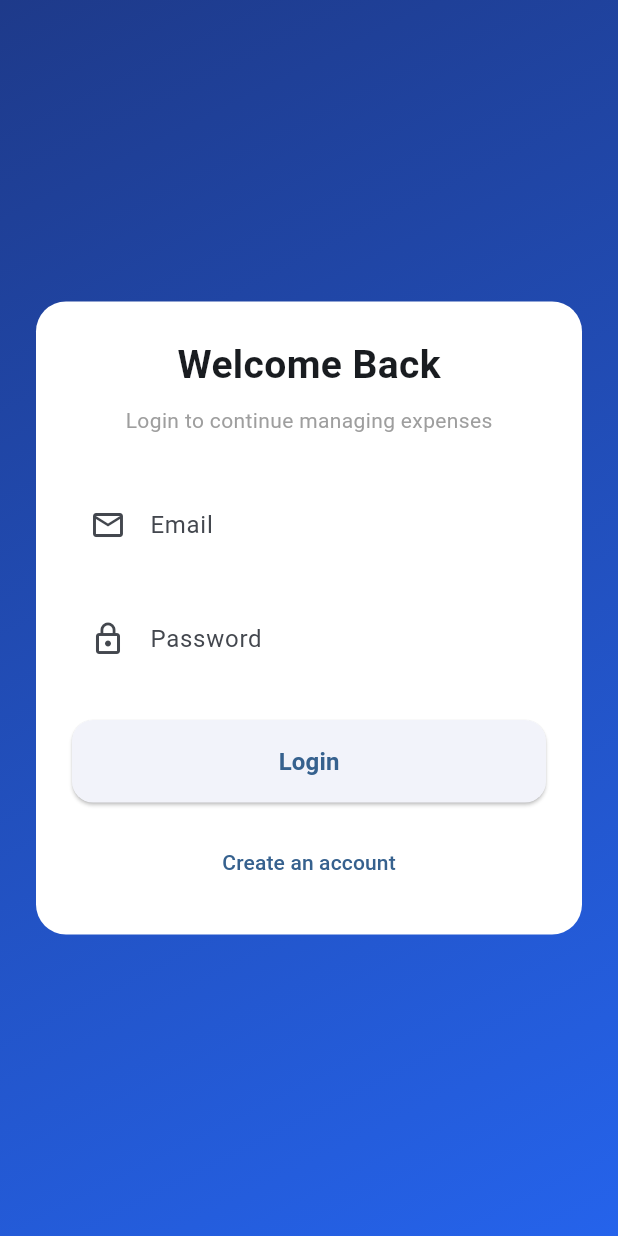
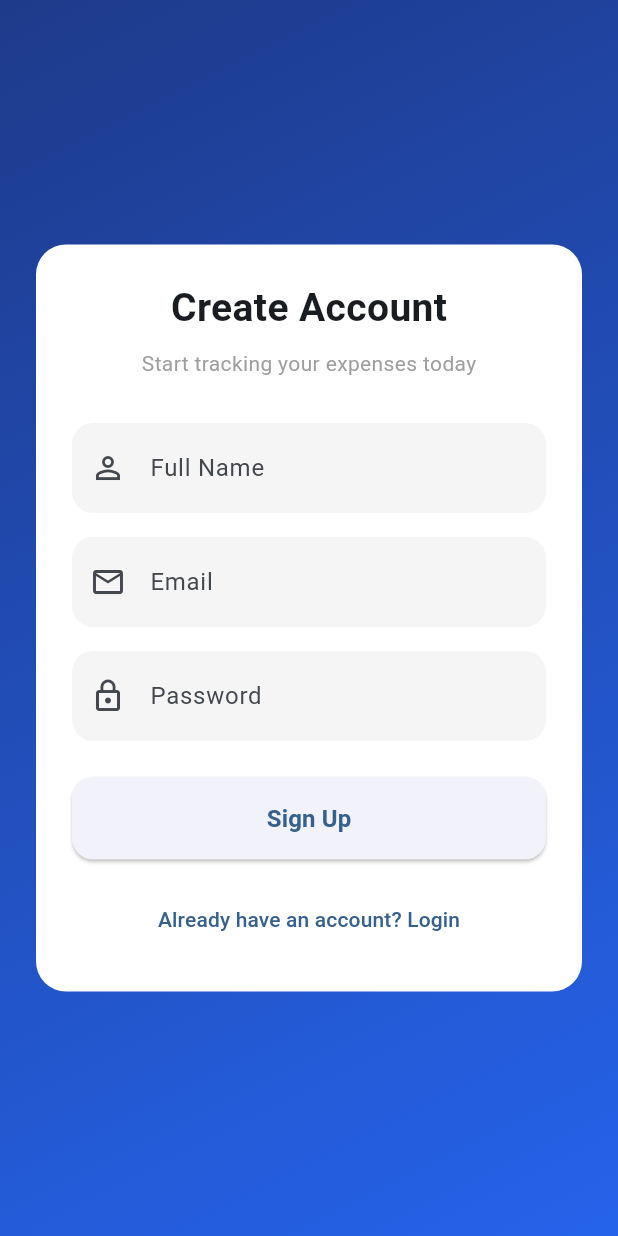
Before and after one commit to Amez-Khan/smart-expense-manager, a Flutter app: the screen it shows after launch, after a tap on "Create an account", on a phone screen of 412 x 824 dp. Run offline on Flutter 3.47's test engine with Material 3 defaults, Android fonts, the phone set to English and light mode, and no system bars; our stand-ins replace firebase_auth, firebase_core; accounts and stored records are empty.

Commit message:
feat: implement complete firebase auth flow with email verification, secure routing, and styled UI

```diff
--- /dev/null
+++ b/lib/features/auth/presentation/pages/auth_gate.dart
@@ -0,0 +1,38 @@
+import 'package:flutter/material.dart';
+import 'package:firebase_auth/firebase_auth.dart';
+import 'dashboard_page.dart';
+import 'login_page.dart';
+import 'verify_email_page.dart'; // Import the new page
+
+class AuthGate extends StatelessWidget {
+  const AuthGate({super.key});
+
+  @override
+  Widget build(BuildContext context) {
+    return StreamBuilder<User?>(
+      // ARCHITECT FIX: Changed from authStateChanges() to userChanges()
+      // Now it will instantly rebuild the UI when reload() is called!
+      stream: FirebaseAuth.instance.userChanges(),
+      builder: (context, snapshot) {
+        if (snapshot.connectionState == ConnectionState.waiting) {
+          return const Scaffold(
+            body: Center(child: CircularProgressIndicator()),
+          );
+        }
+
+        if (snapshot.hasData) {
+          // ARCHITECT FIX: Check if the email is actually verified
+          final user = snapshot.data!;
+          if (!user.emailVerified) {
+            // Block them from the Dashboard and show the verification screen
+            return const VerifyEmailPage();
+          }
+
+          return const DashboardPage();
+        }
+
+        return const LoginPage();
+      },
+    );
+  }
+}
--- a/lib/features/auth/presentation/pages/register_page.dart
+++ b/lib/features/auth/presentation/pages/register_page.dart
@@ -0,0 +1,172 @@
+import 'package:flutter/material.dart';
+import '../../services/auth_service.dart';
+import '../widget/auth_button.dart';
+import '../widget/auth_text_field.dart';
+
+
+class RegisterPage extends StatefulWidget {
+  const RegisterPage({super.key});
+
+  @override
+  State<RegisterPage> createState() => _RegisterPageState();
+}
+
+class _RegisterPageState extends State<RegisterPage> {
+  // GlobalKey is required to trigger the validators inside the Form
+  final _formKey = GlobalKey<FormState>();
+
+  final _nameController = TextEditingController();
+  final _emailController = TextEditingController();
+  final _passwordController = TextEditingController();
+
+  // 1. Instantiate the service and add a loading boolean
+  final AuthService _authService = AuthService();
+  bool _isLoading = false;
+
+  @override
+  void dispose() {
+    // Architect Rule: ALWAYS dispose controllers to prevent memory leaks
+    _nameController.dispose();
+    _emailController.dispose();
+    _passwordController.dispose();
+    super.dispose();
+  }
+
+  // 2. Make the handler asynchronous
+  void _handleRegister() async {
+    if (_formKey.currentState!.validate()) {
+      // Start the loading spinner
+      setState(() => _isLoading = true);
+
+      try {
+        // Call the service with the text from the controllers
+        final user = await _authService.signUpWithEmailPassword(
+          _emailController.text.trim(),
+          _passwordController.text.trim(),
+        );
+
+        if (user != null && mounted) {
+          ScaffoldMessenger.of(context).showSnackBar(
+            const SnackBar(content: Text('Account created successfully!')),
+          );
+          // Go back to the Login screen upon success
+          Navigator.pop(context);
+        }
+      } catch (e) {
+        // If the service throws an exception (like email already in use), show it here
+        if (mounted) {
+          // Remove the "Exception: " prefix from the error message
+          final errorMessage = e.toString().replaceAll('Exception: ', '');
+          ScaffoldMessenger.of(context).showSnackBar(
+            SnackBar(
+              content: Text(errorMessage),
+              backgroundColor: Colors.red,
+            ),
+          );
+        }
+      } finally {
+        // Stop the loading spinner whether it succeeded or failed
+        if (mounted) {
+          setState(() => _isLoading = false);
+        }
+      }
+    }
+  }
+
+  @override
+  Widget build(BuildContext context) {
+    return Scaffold(
+      body: Container(
+        height: double.infinity, // Ensures gradient fills the whole screen
+        decoration: const BoxDecoration(
+          gradient: LinearGradient(
+            colors: [Color(0xFF1E3A8A), Color(0xFF2563EB)],
+            begin: Alignment.topLeft,
+            end: Alignment.bottomRight,
+          ),
+        ),
+        child: Center(
+          child: SingleChildScrollView(
+            padding: const EdgeInsets.all(24),
+            child: Container(
+              padding: const EdgeInsets.all(24),
+              decoration: BoxDecoration(
+                color: Colors.white,
+                borderRadius: BorderRadius.circular(20),
+              ),
+              child: Form( // Wrapping the column in a Form
+                key: _formKey,
+                child: Column(
+                  mainAxisSize: MainAxisSize.min,
+                  children: [
+                    const Text(
+                      "Create Account",
+                      style: TextStyle(
+                        fontSize: 26,
+                        fontWeight: FontWeight.bold,
+                      ),
+                    ),
+                    const SizedBox(height: 8),
+                    const Text(
+                      "Start tracking your expenses today",
+                      style: TextStyle(color: Colors.grey),
+                    ),
+                    const SizedBox(height: 30),
+
+                    AuthTextField(
+                      hint: "Full Name",
+                      icon: Icons.person_outline,
+                      controller: _nameController,
+                      validator: (value) =>
+                      value!.isEmpty ? "Please enter your name" : null,
+                    ),
+                    const SizedBox(height: 16),
+
+                    AuthTextField(
+                      hint: "Email",
+                      icon: Icons.email_outlined,
+                      controller: _emailController,
+                      keyboardType: TextInputType.emailAddress,
+                      validator: (value) {
+                        if (value == null || value.isEmpty) return "Please enter an email";
+                        if (!value.contains('@')) return "Please enter a valid email";
+                        return null;
+                      },
+                    ),
+                    const SizedBox(height: 16),
+
+                    AuthTextField(
+                      hint: "Password",
+                      icon: Icons.lock_outline,
+                      controller: _passwordController,
+                      obscure: true,
+                      validator: (value) {
+                        if (value == null || value.isEmpty) return "Please enter a password";
+                        if (value.length < 8) return "Must be at least 8 characters";
+                        if (!RegExp(r'(?=.*?[A-Z])').hasMatch(value)) return "Need at least one uppercase letter";
+                        if (!RegExp(r'(?=.*?[0-9])').hasMatch(value)) return "Need at least one number";
+                        return null;
+                      },
+                    ),
+                    const SizedBox(height: 24),
+
+                    AuthButton(
+                      text: _isLoading ? "Loading..." : "Sign Up",
+                      onPressed: _isLoading ? () {} : _handleRegister,
+                    ),
+                    const SizedBox(height: 16),
+
+                    TextButton(
+                      onPressed: () => Navigator.pop(context), // Goes back to Login
+                      child: const Text("Already have an account? Login"),
+                    )
+                  ],
+                ),
+              ),
+            ),
+          ),
+        ),
+      ),
+    );
+  }
+}
--- a/lib/features/auth/presentation/widget/auth_text_field.dart
+++ b/lib/features/auth/presentation/widget/auth_text_field.dart
@@ -5,6 +5,9 @@ class AuthTextField extends StatelessWidget {
   final IconData icon;
   final bool obscure;
   final TextEditingController controller;
+  // NEW: Added validator and keyboardType for production readiness
+  final String? Function(String?)? validator;
+  final TextInputType? keyboardType;
 
   const AuthTextField({
     super.key,
@@ -12,18 +15,25 @@ class AuthTextField extends StatelessWidget {
     required this.icon,
     required this.controller,
     this.obscure = false,
+    this.validator,
+    this.keyboardType,
   });
 
   @override
   Widget build(BuildContext context) {
-    return TextField(
+    // CHANGED: TextField to TextFormField
+    return TextFormField(
       controller: controller,
       obscureText: obscure,
+      keyboardType: keyboardType,
+      validator: validator, // Hooking up the validator
+      autovalidateMode: AutovalidateMode.onUserInteraction, // Shows errors as they type
       decoration: InputDecoration(
         hintText: hint,
         prefixIcon: Icon(icon),
         filled: true,
-        fillColor: Colors.white,
+        // Changed to a very light grey so it stands out against the white card
+        fillColor: Colors.grey[100],
         contentPadding: const EdgeInsets.symmetric(vertical: 18),
         border: OutlineInputBorder(
           borderRadius: BorderRadius.circular(14),
--- a/lib/main.dart
+++ b/lib/main.dart
@@ -1,7 +1,9 @@
 import 'package:flutter/material.dart';
 import 'package:firebase_core/firebase_core.dart';
 
+import 'features/auth/presentation/pages/auth_gate.dart';
 import 'features/auth/presentation/pages/login_page.dart';
+import 'firebase_options.dart';
 
 // App entry point
 void main() async {
@@ -9,8 +11,11 @@ void main() async {
   // Required before using async code in main()
   WidgetsFlutterBinding.ensureInitialized();
 
-  // Connects app to Firebase project
-  await Firebase.initializeApp();
+  // 1. Connects app to Firebase project
+  await Firebase.initializeApp(
+  // 2. Initialize Firebase using the generated firebase_options.dart
+    options: DefaultFirebaseOptions.currentPlatform,
+  );
 
   // Starts the main app widget
   runApp(const SmartExpenseApp());
@@ -29,7 +34,8 @@ class SmartExpenseApp extends StatelessWidget {
         useMaterial3: true,
         colorSchemeSeed: Colors.blue,
       ),
-      home: const LoginPage(),
+      // Point to AuthGate instead of LoginPage
+      home: const AuthGate(),
     );
   }
 }
--- a/pubspec.yaml
+++ b/pubspec.yaml
@@ -34,6 +34,8 @@ dependencies:
   # The following adds the Cupertino Icons font to your application.
   # Use with the CupertinoIcons class for iOS style icons.
   cupertino_icons: ^1.0.8
+  firebase_core: ^4.4.0
+  firebase_auth: ^6.1.4
 
 dev_dependencies:
   flutter_test:
@@ -46,8 +48,6 @@ dev_dependencies:
   # rules and activating additional ones.
   flutter_lints: ^6.0.0
   change_app_package_name: ^1.5.0
-  firebase_core: ^4.4.0
-  firebase_auth: ^6.1.4
 
 
 # For information on the generic Dart part of this file, see the
```
Also changed, not shown: lib/features/auth/presentation/pages/dashboard_page.dart (added, +89 -0 lines), lib/features/auth/presentation/pages/login_page.dart (+59 -3 lines), lib/features/auth/presentation/pages/verify_email_page.dart (added, +155 -0 lines), lib/features/auth/services/auth_service.dart (added, +54 -0 lines), firebase.json (added), lib/firebase_options.dart, pubspec.lock, 1 other file.
